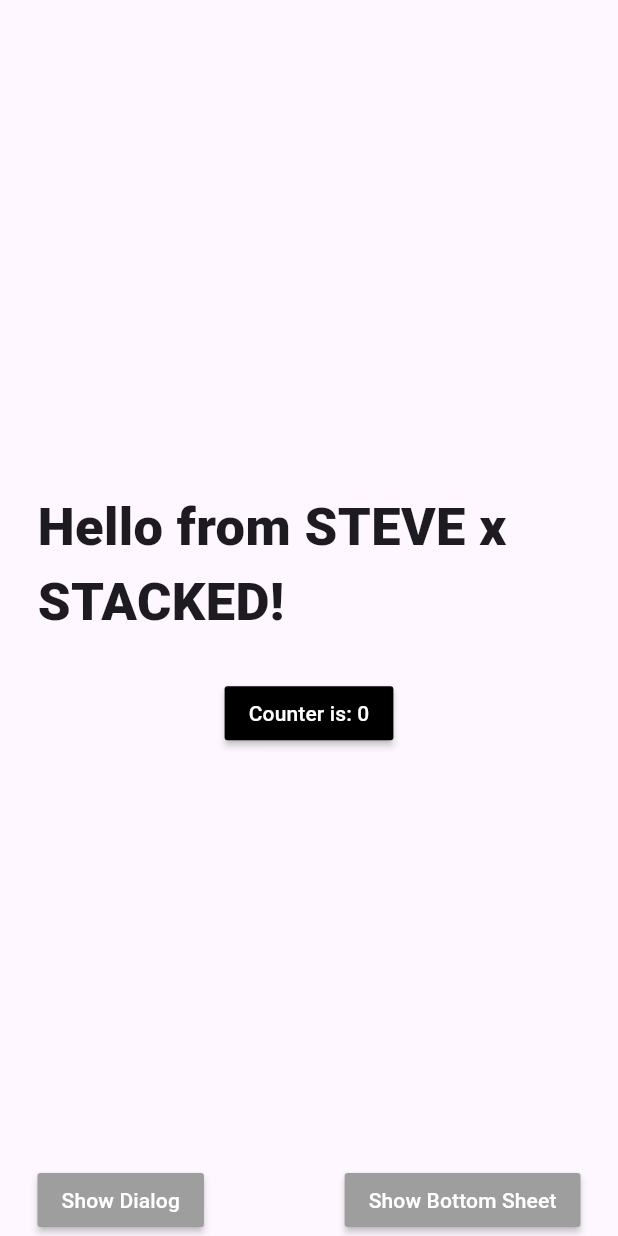
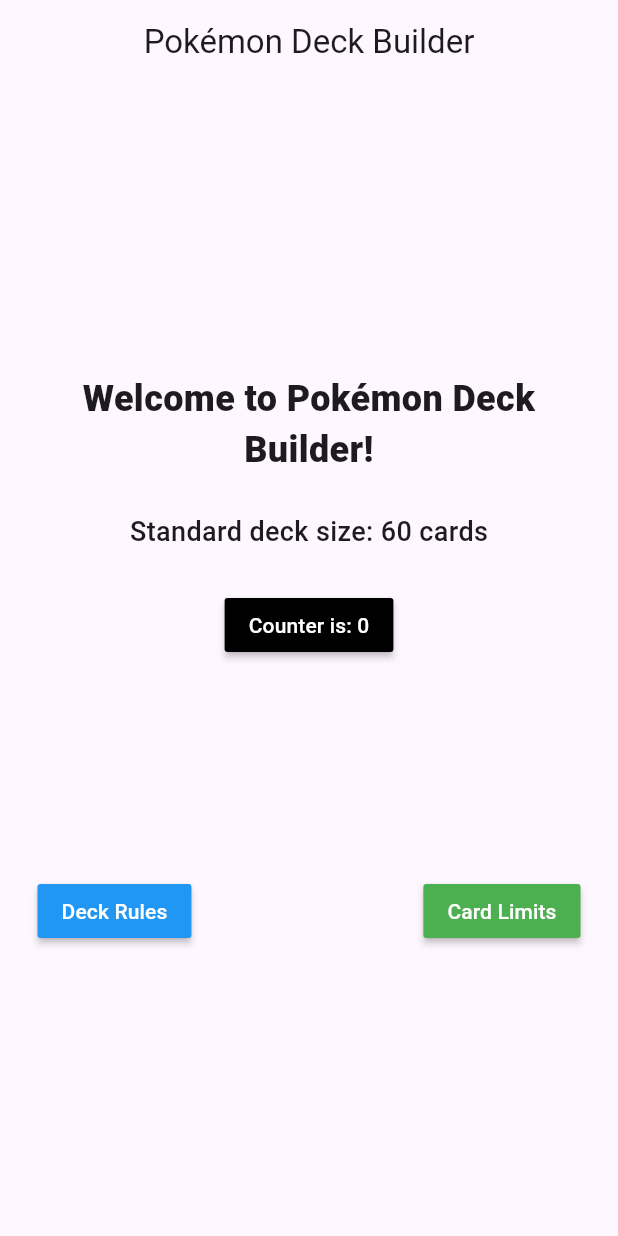
Before and after one commit to stevewalturn/pokemon_deck, a Flutter app: the screen it shows after launch, on a phone screen of 412 x 824 dp. Run offline on Flutter 3.47's test engine with Material 3 defaults, Android fonts, the phone set to English and light mode, and no system bars; our stand-ins replace gap, stacked, stacked_services, stacked_shared.

Commit message:
Update files

```diff
--- /dev/null
+++ b/src/lib/features/constants/deck_constants.dart
@@ -0,0 +1,21 @@
+class DeckConstants {
+  static const int standardDeckSize = 60;
+  static const int minimumDeckSize = 60;
+  static const int maximumDeckSize = 60;
+  static const int maxCopiesOfSameCard = 4;
+  static const int maxEnergyCards = 15;
+  static const int maxTrainerCards = 30;
+  static const int maxPokemonCards = 15;
+
+  // Error messages
+  static const String deckSizeError =
+      'A Pokémon deck must contain exactly 60 cards';
+  static const String maxCopiesError =
+      'You can only have up to 4 copies of the same card in your deck';
+  static const String energyLimitError =
+      'Your deck cannot contain more than 15 energy cards';
+  static const String trainerLimitError =
+      'Your deck cannot contain more than 30 trainer cards';
+  static const String pokemonLimitError =
+      'Your deck cannot contain more than 15 Pokémon cards';
+}
--- a/src/lib/features/home/home_view.dart
+++ b/src/lib/features/home/home_view.dart
@@ -14,6 +14,10 @@ class HomeView extends StackedView<HomeViewModel> {
     Widget? child,
   ) {
     return Scaffold(
+      appBar: AppBar(
+        title: const Text('Pokémon Deck Builder'),
+        centerTitle: true,
+      ),
       body: SafeArea(
         child: Padding(
           padding: const EdgeInsets.symmetric(horizontal: 25.0),
@@ -26,10 +30,19 @@ class HomeView extends StackedView<HomeViewModel> {
                 Column(
                   children: [
                     const Text(
-                      'Hello from STEVE x STACKED!',
+                      'Welcome to Pokémon Deck Builder!',
                       style: TextStyle(
-                        fontSize: 35,
+                        fontSize: 24,
                         fontWeight: FontWeight.w900,
+                      ),
+                      textAlign: TextAlign.center,
+                    ),
+                    const Gap(25),
+                    Text(
+                      viewModel.deckSizeLabel,
+                      style: const TextStyle(
+                        fontSize: 18,
+                        fontWeight: FontWeight.w500,
                       ),
                     ),
                     const Gap(25),
@@ -47,27 +60,28 @@ class HomeView extends StackedView<HomeViewModel> {
                   mainAxisAlignment: MainAxisAlignment.spaceBetween,
                   children: [
                     MaterialButton(
-                      color: Colors.grey,
+                      color: Colors.blue,
                       onPressed: viewModel.showDialog,
                       child: const Text(
-                        'Show Dialog',
+                        'Deck Rules',
                         style: TextStyle(
                           color: Colors.white,
                         ),
                       ),
                     ),
                     MaterialButton(
-                      color: Colors.grey,
+                      color: Colors.green,
                       onPressed: viewModel.showBottomSheet,
                       child: const Text(
-                        'Show Bottom Sheet',
+                        'Card Limits',
                         style: TextStyle(
                           color: Colors.white,
                         ),
                       ),
                     ),
                   ],
-                )
+                ),
+                const Gap(50),
               ],
             ),
           ),
--- a/src/lib/features/home/home_viewmodel.dart
+++ b/src/lib/features/home/home_viewmodel.dart
@@ -1,6 +1,7 @@
 import 'package:pokemon_deck/app/app.bottomsheets.dart';
 import 'package:pokemon_deck/app/app.dialogs.dart';
 import 'package:pokemon_deck/app/app.locator.dart';
+import 'package:pokemon_deck/features/constants/deck_constants.dart';
 import 'package:stacked/stacked.dart';
 import 'package:stacked_services/stacked_services.dart';
 
@@ -9,6 +10,8 @@ class HomeViewModel extends BaseViewModel {
   final _bottomSheetService = locator<BottomSheetService>();
 
   String get counterLabel => 'Counter is: $_counter';
+  String get deckSizeLabel =>
+      'Standard deck size: ${DeckConstants.standardDeckSize} cards';
 
   int _counter = 0;
 
@@ -20,16 +23,21 @@ class HomeViewModel extends BaseViewModel {
   void showDialog() {
     _dialogService.showCustomDialog(
       variant: DialogType.infoAlert,
-      title: 'Steve Rocks!',
-      description: 'Give steve $_counter stars on Github',
+      title: 'Pokémon Deck Rules',
+      description:
+          'A standard Pokémon deck must contain exactly ${DeckConstants.standardDeckSize} cards, '
+          'with a maximum of ${DeckConstants.maxCopiesOfSameCard} copies of any individual card.',
     );
   }
 
   void showBottomSheet() {
     _bottomSheetService.showCustomSheet(
       variant: BottomSheetType.notice,
-      title: 'title',
-      description: 'desc',
+      title: 'Deck Composition Rules',
+      description: 'Maximum cards per type:\n'
+          '• Pokémon: ${DeckConstants.maxPokemonCards}\n'
+          '• Energy: ${DeckConstants.maxEnergyCards}\n'
+          '• Trainer: ${DeckConstants.maxTrainerCards}',
     );
   }
 }
```
Also changed, not shown: src/pubspec.yaml (line endings or trailing spaces).
